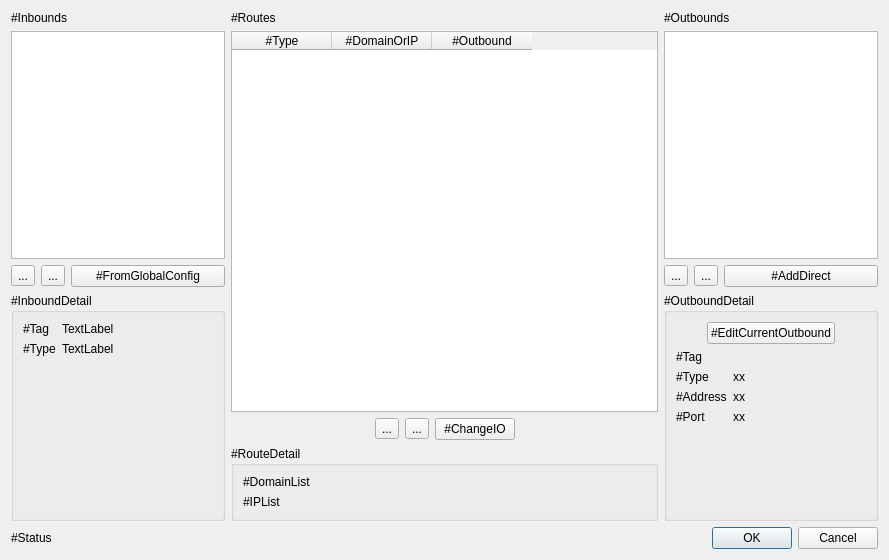
Old version of the form src/w_RouteEditor.ui in the repository darsvador/qvssr.
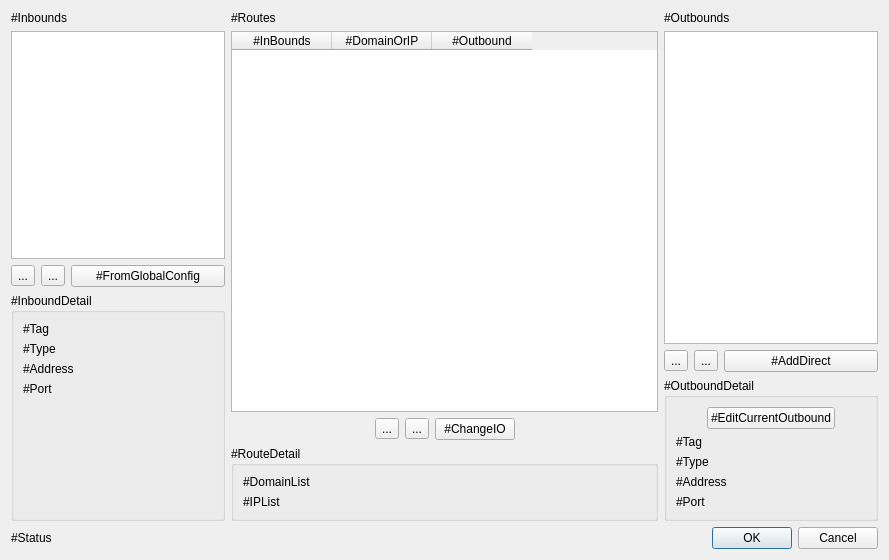
New version of the form. Icons and pictures are not drawn.

What changed in the file:
```diff
--- a/src/w_RouteEditor.ui
+++ b/src/w_RouteEditor.ui
@@ -27,7 +27,7 @@
       <widget class="QTableWidget" name="tableWidget">
        <column>
         <property name="text">
-         <string>#Type</string>
+         <string>#InBounds</string>
         </property>
        </column>
        <column>
@@ -191,7 +191,7 @@
         <item row="0" column="1">
          <widget class="QLabel" name="inboundTagLabel">
           <property name="text">
-           <string>TextLabel</string>
+           <string/>
           </property>
          </widget>
         </item>
@@ -205,7 +205,35 @@
         <item row="1" column="1">
          <widget class="QLabel" name="inboundTypeLabel">
           <property name="text">
-           <string>TextLabel</string>
+           <string/>
+          </property>
+         </widget>
+        </item>
+        <item row="2" column="0">
+         <widget class="QLabel" name="label_12">
+          <property name="text">
+           <string>#Address</string>
+          </property>
+         </widget>
+        </item>
+        <item row="3" column="0">
+         <widget class="QLabel" name="label_13">
+          <property name="text">
+           <string>#Port</string>
+          </property>
+         </widget>
+        </item>
+        <item row="2" column="1">
+         <widget class="QLabel" name="inboundAddressLabel">
+          <property name="text">
+           <string/>
+          </property>
+         </widget>
+        </item>
+        <item row="3" column="1">
+         <widget class="QLabel" name="inboundPortLabel">
+          <property name="text">
+           <string/>
           </property>
          </widget>
         </item>
@@ -215,7 +243,7 @@
     </layout>
    </item>
    <item row="0" column="2">
-    <layout class="QVBoxLayout" name="outboundLayout" stretch="0,1,0,1">
+    <layout class="QVBoxLayout" name="outboundLayout" stretch="0,0,0,0">
      <item>
       <widget class="QLabel" name="label_2">
        <property name="text">
@@ -269,14 +297,14 @@
         <string>#OutboundDetail</string>
        </property>
        <layout class="QFormLayout" name="formLayout">
-        <item row="1" column="0">
+        <item row="2" column="0">
          <widget class="QLabel" name="label">
           <property name="text">
            <string>#Tag</string>
           </property>
          </widget>
         </item>
-        <item row="1" column="1">
+        <item row="2" column="1">
          <widget class="QLabel" name="outboundTagLabel">
           <property name="text">
            <string/>
@@ -320,45 +348,45 @@
           </item>
          </layout>
         </item>
-        <item row="2" column="0">
+        <item row="3" column="0">
          <widget class="QLabel" name="label_7">
           <property name="text">
            <string>#Type</string>
           </property>
          </widget>
         </item>
-        <item row="3" column="0">
-         <widget class="QLabel" name="label_3">
-          <property name="text">
-           <string>#Address</string>
-          </property>
-         </widget>
-        </item>
         <item row="4" column="0">
+         <widget class="QLabel" name="label_3">
+          <property name="text">
+           <string>#Address</string>
+          </property>
+         </widget>
+        </item>
+        <item row="5" column="0">
          <widget class="QLabel" name="label_5">
           <property name="text">
            <string>#Port</string>
           </property>
          </widget>
         </item>
-        <item row="2" column="1">
+        <item row="3" column="1">
          <widget class="QLabel" name="outboundTypeLabel">
           <property name="text">
-           <string>xx</string>
-          </property>
-         </widget>
-        </item>
-        <item row="3" column="1">
-         <widget class="QLabel" name="outboundAddressLabel">
-          <property name="text">
-           <string>xx</string>
+           <string/>
           </property>
          </widget>
         </item>
         <item row="4" column="1">
+         <widget class="QLabel" name="outboundAddressLabel">
+          <property name="text">
+           <string/>
+          </property>
+         </widget>
+        </item>
+        <item row="5" column="1">
          <widget class="QLabel" name="outboundPortLabel">
           <property name="text">
-           <string>xx</string>
+           <string/>
           </property>
          </widget>
         </item>
```
Left out of the diff: 11 changed lines with no effect on the pictures.
